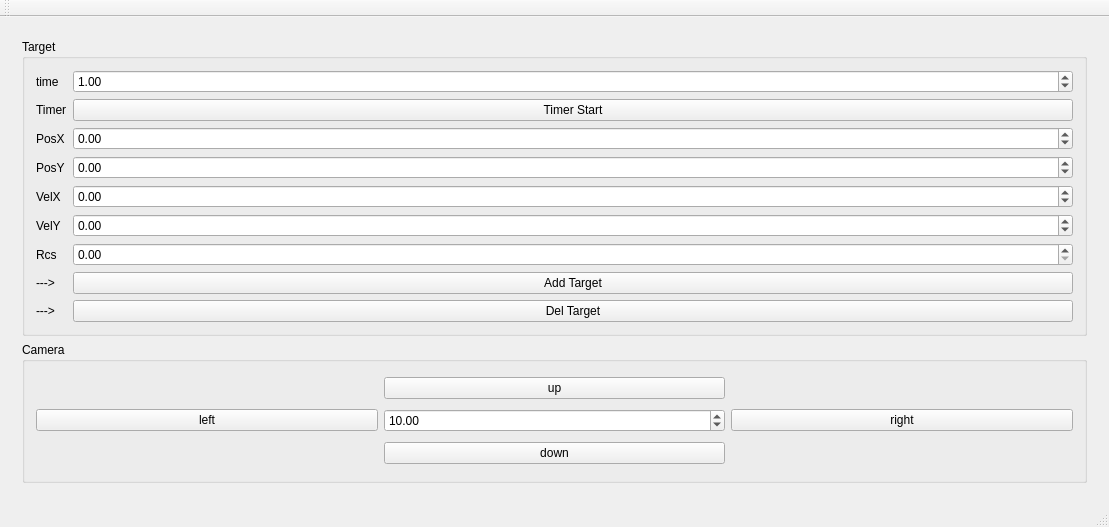
First picture: the form in TargetSimulator/Example/mainwindow.ui, repository rotace/sample_qt, before the edit.
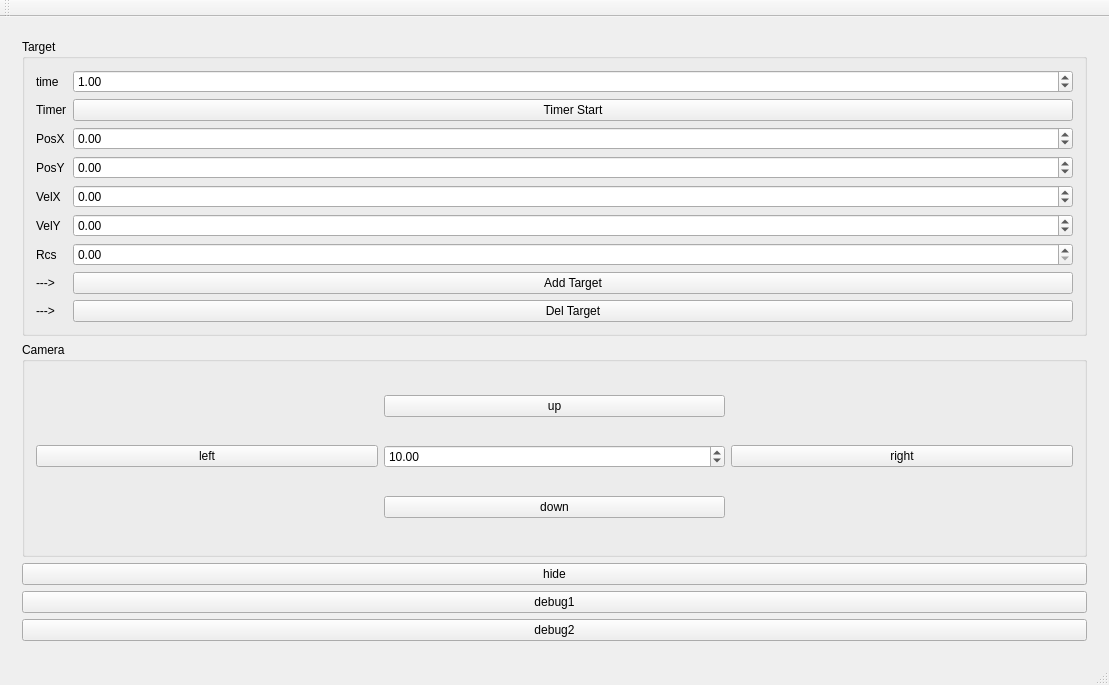
Second picture: the form after the edit.

```diff
--- a/TargetSimulator/Example/mainwindow.ui
+++ b/TargetSimulator/Example/mainwindow.ui
@@ -7,7 +7,7 @@
     <x>0</x>
     <y>0</y>
     <width>1109</width>
-    <height>527</height>
+    <height>685</height>
    </rect>
   </property>
   <property name="windowTitle">
@@ -214,6 +214,27 @@
          </layout>
         </widget>
        </item>
+       <item>
+        <widget class="QPushButton" name="togglePushButton">
+         <property name="text">
+          <string>hide</string>
+         </property>
+        </widget>
+       </item>
+       <item>
+        <widget class="QPushButton" name="debug1PushButton">
+         <property name="text">
+          <string>debug1</string>
+         </property>
+        </widget>
+       </item>
+       <item>
+        <widget class="QPushButton" name="debug2PushButton">
+         <property name="text">
+          <string>debug2</string>
+         </property>
+        </widget>
+       </item>
       </layout>
      </widget>
     </item>
```
